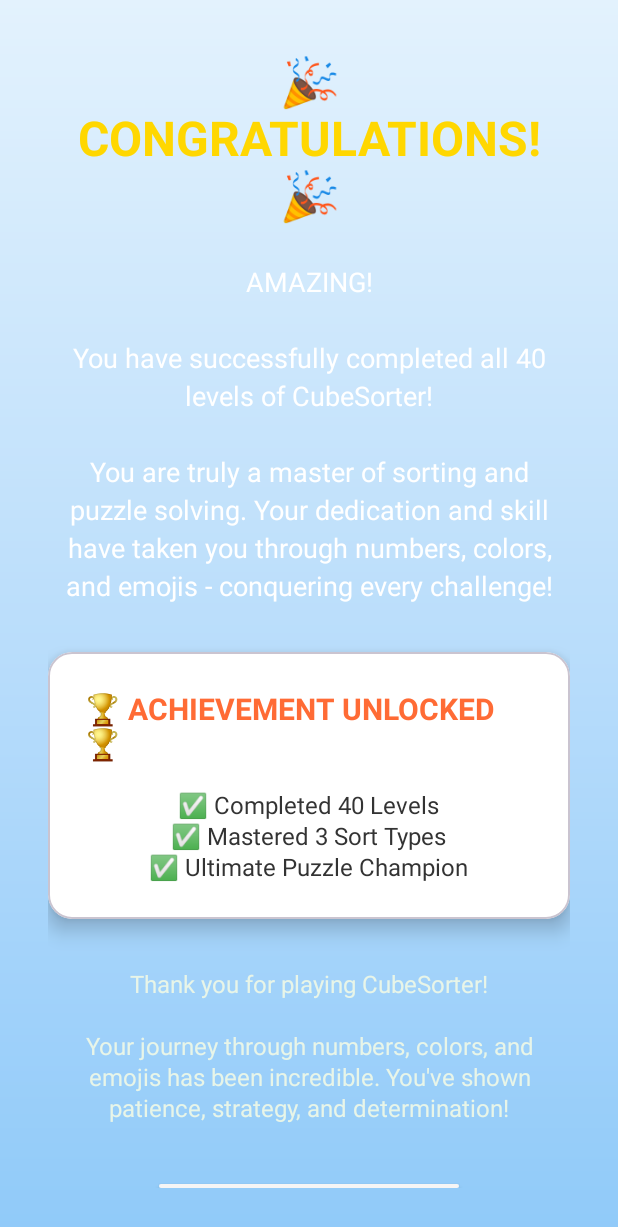
After one commit to timursarsembai/CubeSorter, an Android app: the CongratulationsActivity screen opened directly, with no data from a screen before it, on a phone screen of 412 x 824 dp. The commit adds this screen. Shown: the top 1227 px of the screen. Run offline under Robolectric (Android 15) with nearby library versions, the phone set to English and light mode, and no system bars.

Commit message:
feat: reduce max levels to 40 and update completion flow Change MAX_LEVEL from 50 to 40 Update admin level jump validation (1–40) Adjust congratulations screen text to 40 levels Ensure onAllCompleted fires after level 40 Fix single tap behavior in admin mode (level jump dialog)

```diff
--- /dev/null
+++ b/app/src/main/java/com/timursarsembayev/cubesorter/CongratulationsActivity.kt
@@ -0,0 +1,18 @@
+package com.timursarsembayev.cubesorter
+
+import android.app.Activity
+import android.os.Bundle
+import android.widget.Button
+
+class CongratulationsActivity : Activity() {
+
+    override fun onCreate(savedInstanceState: Bundle?) {
+        super.onCreate(savedInstanceState)
+        setContentView(R.layout.activity_congratulations)
+
+        val buttonBackToMenu = findViewById<Button>(R.id.buttonBackToMenu)
+        buttonBackToMenu.setOnClickListener {
+            finish() // Возвращаемся к главному экрану
+        }
+    }
+}
--- /dev/null
+++ b/app/src/main/res/layout/activity_congratulations.xml
@@ -0,0 +1,95 @@
+<?xml version="1.0" encoding="utf-8"?>
+<LinearLayout xmlns:android="http://schemas.android.com/apk/res/android"
+    android:layout_width="match_parent"
+    android:layout_height="match_parent"
+    android:orientation="vertical"
+    android:background="@drawable/child_gradient_blue"
+    android:gravity="center"
+    android:padding="32dp">
+
+    <!-- Главный заголовок -->
+    <TextView
+        android:layout_width="wrap_content"
+        android:layout_height="wrap_content"
+        android:text="🎉 CONGRATULATIONS! 🎉"
+        android:textSize="32sp"
+        android:textStyle="bold"
+        android:textColor="#FFD700"
+        android:gravity="center"
+        android:layout_marginBottom="24dp" />
+
+    <!-- Поздравительный текст -->
+    <TextView
+        android:layout_width="match_parent"
+        android:layout_height="wrap_content"
+        android:text="AMAZING!\n\nYou have successfully completed all 40 levels of CubeSorter!\n\nYou are truly a master of sorting and puzzle solving. Your dedication and skill have taken you through numbers, colors, and emojis - conquering every challenge!"
+        android:textSize="18sp"
+        android:textColor="#FFFFFF"
+        android:gravity="center"
+        android:lineSpacingExtra="4dp"
+        android:layout_marginBottom="32dp" />
+
+    <!-- Статистика -->
+    <com.google.android.material.card.MaterialCardView
+        android:layout_width="match_parent"
+        android:layout_height="wrap_content"
+        app:cardCornerRadius="16dp"
+        app:cardElevation="8dp"
+        app:cardBackgroundColor="#FFFFFF"
+        android:layout_marginBottom="32dp"
+        xmlns:app="http://schemas.android.com/apk/res-auto">
+
+        <LinearLayout
+            android:layout_width="match_parent"
+            android:layout_height="wrap_content"
+            android:orientation="vertical"
+            android:padding="24dp"
+            android:gravity="center">
+
+            <TextView
+                android:layout_width="wrap_content"
+                android:layout_height="wrap_content"
+                android:text="🏆 ACHIEVEMENT UNLOCKED 🏆"
+                android:textSize="20sp"
+                android:textStyle="bold"
+                android:textColor="#FF6B35"
+                android:layout_marginBottom="16dp" />
+
+            <TextView
+                android:layout_width="wrap_content"
+                android:layout_height="wrap_content"
+                android:text="✅ Completed 40 Levels\n✅ Mastered 3 Sort Types\n✅ Ultimate Puzzle Champion"
+                android:textSize="16sp"
+                android:textColor="#333333"
+                android:gravity="center"
+                android:lineSpacingExtra="2dp" />
+
+        </LinearLayout>
+    </com.google.android.material.card.MaterialCardView>
+
+    <!-- Мотивационный текст -->
+    <TextView
+        android:layout_width="match_parent"
+        android:layout_height="wrap_content"
+        android:text="Thank you for playing CubeSorter!\n\nYour journey through numbers, colors, and emojis has been incredible. You've shown patience, strategy, and determination!"
+        android:textSize="16sp"
+        android:textColor="#E8F5E8"
+        android:gravity="center"
+        android:lineSpacingExtra="2dp"
+        android:layout_marginBottom="40dp" />
+
+    <!-- Кнопка возврата -->
+    <Button
+        android:id="@+id/buttonBackToMenu"
+        android:layout_width="wrap_content"
+        android:layout_height="wrap_content"
+        android:text="🎮 PLAY AGAIN"
+        android:textSize="18sp"
+        android:textStyle="bold"
+        android:textColor="#FFFFFF"
+        android:background="@drawable/bg_tab_item"
+        android:padding="16dp"
+        android:minWidth="200dp"
+        android:elevation="4dp" />
+
+</LinearLayout>
```
Also changed, not shown: app/src/main/AndroidManifest.xml (+8 -0 lines), app/src/main/java/com/timursarsembayev/cubesorter/SorterActivity.kt (+105 -5 lines), app/src/main/java/com/timursarsembayev/cubesorter/SorterGameView.kt (+19 -1 lines).
